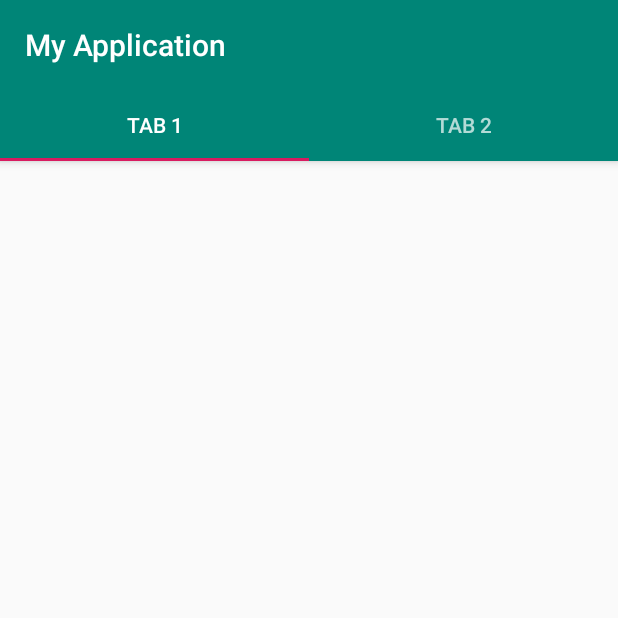
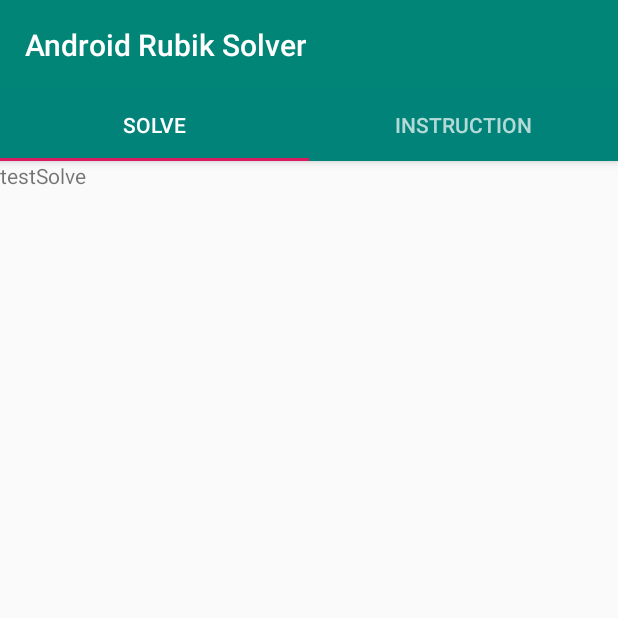
Before and after one commit to yihjian/AndroidRubikSolver, an Android app: the screen it shows after launch (MainActivity), on a phone screen of 412 x 824 dp, the top half of it. Run offline under Robolectric (Android 15) with nearby library versions, the phone set to English and light mode, and no system bars.

Commit message:
initial layout

```diff
--- /dev/null
+++ b/app/src/main/java/com/finalProject/RubikSolver/FragmentInstruction.java
@@ -0,0 +1,19 @@
+package com.finalProject.RubikSolver;
+
+import android.os.Bundle;
+import android.view.LayoutInflater;
+import android.view.View;
+import android.view.ViewGroup;
+
+import androidx.annotation.NonNull;
+import androidx.annotation.Nullable;
+import androidx.fragment.app.Fragment;
+
+public class FragmentInstruction extends Fragment {
+
+    @Nullable
+    @Override
+    public View onCreateView(@NonNull LayoutInflater inflater, @Nullable ViewGroup container, @Nullable Bundle savedInstanceState) {
+        return inflater.inflate(R.layout.fragment_instruction, container, false);
+    }
+}
--- /dev/null
+++ b/app/src/main/java/com/finalProject/RubikSolver/FragmentSolve.java
@@ -0,0 +1,19 @@
+package com.finalProject.RubikSolver;
+
+import android.os.Bundle;
+import android.view.LayoutInflater;
+import android.view.View;
+import android.view.ViewGroup;
+
+import androidx.annotation.NonNull;
+import androidx.annotation.Nullable;
+import androidx.fragment.app.Fragment;
+
+public class FragmentSolve extends Fragment {
+
+    @Nullable
+    @Override
+    public View onCreateView(@NonNull LayoutInflater inflater, @Nullable ViewGroup container, @Nullable Bundle savedInstanceState) {
+        return inflater.inflate(R.layout.fragment_solve, container, false);
+    }
+}
--- a/app/src/main/java/com/finalProject/RubikSolver/ui/main/SectionsPagerAdapter.java
+++ b/app/src/main/java/com/finalProject/RubikSolver/ui/main/SectionsPagerAdapter.java
@@ -8,6 +8,8 @@ import androidx.fragment.app.Fragment;
 import androidx.fragment.app.FragmentManager;
 import androidx.fragment.app.FragmentPagerAdapter;
 
+import com.finalProject.RubikSolver.FragmentInstruction;
+import com.finalProject.RubikSolver.FragmentSolve;
 import com.finalProject.RubikSolver.R;
 
 /**
@@ -29,7 +31,15 @@ public class SectionsPagerAdapter extends FragmentPagerAdapter {
     public Fragment getItem(int position) {
         // getItem is called to instantiate the fragment for the given page.
         // Return a PlaceholderFragment (defined as a static inner class below).
-        return PlaceholderFragment.newInstance(position + 1);
+        switch (position) {
+            case 0:
+                FragmentSolve solveTab = new FragmentSolve();
+                return solveTab;
+            case 1:
+                FragmentInstruction instructionTab = new FragmentInstruction();
+                return instructionTab;
+        }
+        return null;
     }
 
     @Nullable
--- a/app/src/main/res/layout/activity_main.xml
+++ b/app/src/main/res/layout/activity_main.xml
@@ -25,13 +25,14 @@
             android:id="@+id/tabs"
             android:layout_width="match_parent"
             android:layout_height="wrap_content"
-            android:background="?attr/colorPrimary" />
+            android:background="#073F59B5" />
+
     </com.google.android.material.appbar.AppBarLayout>
 
     <androidx.viewpager.widget.ViewPager
         android:id="@+id/view_pager"
         android:layout_width="match_parent"
         android:layout_height="match_parent"
-        app:layout_behavior="@string/appbar_scrolling_view_behavior" />
+        app:layout_behavior="@string/appbar_scrolling_view_behavior"/>
 
 </androidx.coordinatorlayout.widget.CoordinatorLayout>
--- /dev/null
+++ b/app/src/main/res/layout/fragment_instruction.xml
@@ -0,0 +1,10 @@
+<?xml version="1.0" encoding="utf-8"?>
+<ScrollView xmlns:android="http://schemas.android.com/apk/res/android"
+    android:layout_width="match_parent" android:layout_height="match_parent">
+
+    <TextView
+        android:id="@+id/instructionTextView"
+        android:layout_width="match_parent"
+        android:layout_height="wrap_content"
+        android:text="Instructions" />
+</ScrollView>
--- /dev/null
+++ b/app/src/main/res/layout/fragment_solve.xml
@@ -0,0 +1,11 @@
+<?xml version="1.0" encoding="utf-8"?>
+<LinearLayout xmlns:android="http://schemas.android.com/apk/res/android"
+    android:orientation="vertical" android:layout_width="match_parent"
+    android:layout_height="match_parent">
+
+    <TextView
+        android:id="@+id/solveTest"
+        android:layout_width="match_parent"
+        android:layout_height="wrap_content"
+        android:text="testSolve" />
+</LinearLayout>
--- a/app/src/main/res/values/strings.xml
+++ b/app/src/main/res/values/strings.xml
@@ -1,5 +1,5 @@
 <resources>
-    <string name="app_name">My Application</string>
-    <string name="tab_text_1">Tab 1</string>
-    <string name="tab_text_2">Tab 2</string>
+    <string name="app_name">Android Rubik Solver</string>
+    <string name="tab_text_1">Solve</string>
+    <string name="tab_text_2">Instruction</string>
 </resources>
```
